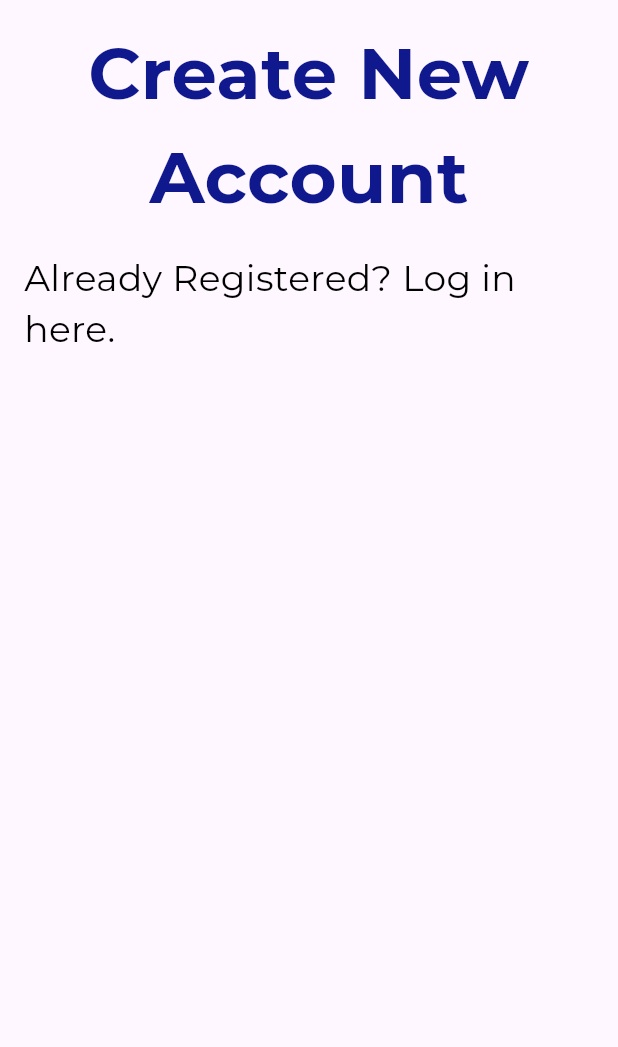
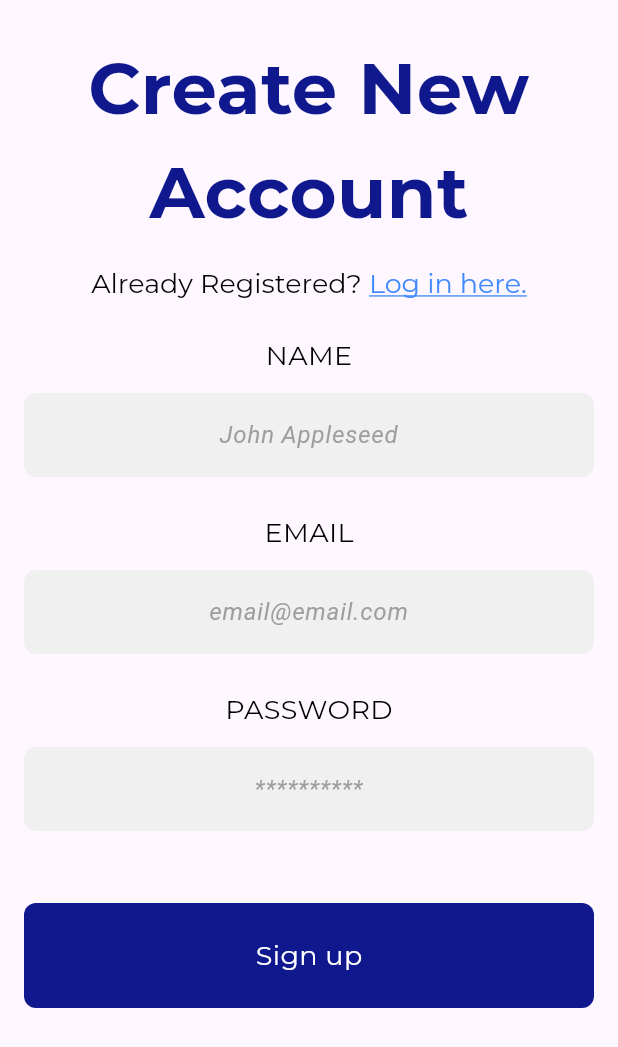
Before and after one commit to skeptickal/goal-tracking, a Flutter app: the screen it shows after launch, on a phone screen of 412 x 824 dp. Shown: the top 1047 px of the screen. Run offline on Flutter 3.47's test engine with Material 3 defaults, Android fonts, the phone set to English and light mode, and no system bars; drawn by our look-alikes of reactive_forms; our stand-ins replace google_fonts.

Commit message:
UI updates

```diff
--- /dev/null
+++ b/goal_tracking/lib/common/goals_form_field.dart
@@ -0,0 +1,61 @@
+import 'package:flutter/material.dart';
+import 'package:goal_tracking/common/goals_text.dart';
+import 'package:goal_tracking/theme/goals_theme.dart';
+import 'package:reactive_forms/reactive_forms.dart';
+
+class GoalsFormField extends StatelessWidget {
+  final String name;
+  final String? label;
+  final bool centerLabel;
+  final String? hintText;
+  final TextAlign textAlign;
+  final bool obscure;
+
+  const GoalsFormField({
+    super.key,
+    required this.name,
+    this.label,
+    this.centerLabel = true,
+    this.hintText,
+    this.textAlign = TextAlign.center,
+    this.obscure = false,
+  });
+
+  @override
+  Widget build(BuildContext context) {
+    return Column(
+      crossAxisAlignment: centerLabel ? CrossAxisAlignment.center : CrossAxisAlignment.start,
+      children: [
+        if (label != null)
+          GoalsText.bodyMedium(
+            text: label!,
+          ),
+        SizedBox(height: 12),
+        ReactiveTextField<String>(
+          obscureText: obscure,
+          formControlName: name,
+          textAlign: textAlign,
+          decoration: InputDecoration(
+            hintText: hintText,
+            hintStyle: TextStyle(
+              color: Colors.grey,
+              fontStyle: FontStyle.italic,
+            ),
+            filled: true,
+            fillColor: Color.fromARGB(255, 240, 240, 240),
+            enabledBorder: OutlineInputBorder(
+                borderRadius: BorderRadius.circular(8),
+                borderSide: BorderSide(
+                  width: 2.0,
+                  color: Colors.transparent,
+                )),
+            focusedBorder: OutlineInputBorder(
+              borderRadius: BorderRadius.circular(8),
+              borderSide: BorderSide(color: GoalsTheme.primary),
+            ),
+          ),
+        ),
+      ],
+    );
+  }
+}
--- a/goal_tracking/lib/common/goals_screen_wrapper.dart
+++ b/goal_tracking/lib/common/goals_screen_wrapper.dart
@@ -12,13 +12,13 @@ class GoalsScreenWrapper extends StatelessWidget {
   final bool fixedBottom;
   final RefreshCallback? onRefresh;
   final String? headerText;
-  final String? introText;
+  final dynamic introText;
 
   const GoalsScreenWrapper({
     super.key,
     this.title,
     this.hasAppBar = false,
-    this.contentPadding = const EdgeInsets.symmetric(horizontal: 16, vertical: 14),
+    this.contentPadding = const EdgeInsets.symmetric(horizontal: 16, vertical: 24),
     required this.builder,
     this.bottom,
     this.fixedBottom = false,
@@ -68,19 +68,20 @@ class GoalsScreenWrapper extends StatelessWidget {
                     ),
                   ),
                 ),
-              if (introText != null)
+              if (introText != null && introText is String)
                 Center(
                   child: Padding(
                     padding: EdgeInsets.only(bottom: 16),
-                    child: GoalsText.bodyLarge(text: introText!),
+                    child: GoalsText.bodyMedium(text: introText!),
                   ),
                 ),
+              if (introText != null && introText is Widget) introText,
               Builder(builder: builder),
             ],
           ),
         ),
       ),
-      if (bottom != null && fixedBottom)
+      if (bottom != null && !fixedBottom)
         SliverFillRemaining(
             fillOverscroll: true,
             hasScrollBody: false,
--- a/goal_tracking/lib/main.dart
+++ b/goal_tracking/lib/main.dart
@@ -1,5 +1,5 @@
 import 'package:flutter/material.dart';
-import 'package:goal_tracking/screens/sign_up_screen.dart';
+import 'package:goal_tracking/screens/sign_in_&_up/sign_up_screen.dart';
 
 void main() {
   runApp(const MaterialApp(
--- /dev/null
+++ b/goal_tracking/lib/screens/sign_in_&_up/sign_up_screen.dart
@@ -0,0 +1,113 @@
+import 'package:flutter/gestures.dart';
+import 'package:flutter/material.dart';
+import 'package:goal_tracking/common/goals_form_field.dart';
+import 'package:goal_tracking/common/goals_screen_wrapper.dart';
+import 'package:goal_tracking/common/goals_text.dart';
+import 'package:goal_tracking/theme/goals_theme.dart';
+import 'package:google_fonts/google_fonts.dart';
+import 'package:reactive_forms/reactive_forms.dart';
+
+class SignUpScreen extends StatelessWidget {
+  const SignUpScreen({super.key});
+
+  FormGroup buildForm() => fb.group(<String, Object>{
+        'name': FormControl<String>(),
+        'email': FormControl<String>(),
+        'password': FormControl<String>(),
+        'test': FormControl<String>(),
+      });
+
+  @override
+  Widget build(BuildContext context) {
+    return GoalsScreenWrapper(
+      headerText: 'Create New Account',
+      introText: _SignInIntroText(),
+      builder: (context) => Column(
+        mainAxisAlignment: MainAxisAlignment.center,
+        crossAxisAlignment: CrossAxisAlignment.center,
+        children: [
+          ReactiveFormBuilder(
+            form: buildForm,
+            builder: (context, form, child) {
+              return Column(
+                children: [
+                  SizedBox(height: 24),
+                  GoalsFormField(
+                    label: 'NAME',
+                    name: 'name',
+                    hintText: 'John Appleseed',
+                  ),
+                  SizedBox(height: 24),
+                  GoalsFormField(
+                    label: 'EMAIL',
+                    name: 'email',
+                    hintText: 'email@email.com',
+                  ),
+                  SizedBox(height: 24),
+                  GoalsFormField(
+                    obscure: true,
+                    label: 'PASSWORD',
+                    name: 'password',
+                    hintText: '**********',
+                  ),
+                  SizedBox(height: 48),
+                  _BottomButtonBar()
+                ],
+              );
+            },
+          )
+        ],
+      ),
+    );
+  }
+}
+
+class _SignInIntroText extends StatelessWidget {
+  const _SignInIntroText();
+
+  @override
+  Widget build(BuildContext context) {
+    return Center(
+      child: RichText(
+        text: TextSpan(
+          text: 'Already Registered? ',
+          style: GoogleFonts.montserrat(
+            fontSize: 18,
+            color: GoalsTheme.black,
+          ),
+          children: [
+            TextSpan(
+              text: 'Log in here.',
+              recognizer: TapGestureRecognizer()..onTap = () => print('Jackson hi'),
+              style: GoogleFonts.montserrat(fontSize: 18, color: Colors.blueAccent, decoration: TextDecoration.underline),
+            ),
+          ],
+        ),
+      ),
+    );
+  }
+}
+
+class _BottomButtonBar extends StatelessWidget {
+  const _BottomButtonBar();
+
+  @override
+  Widget build(BuildContext context) {
+    return GestureDetector(
+      onTap: () {},
+      child: Container(
+        decoration: BoxDecoration(
+          border: Border.all(color: Colors.transparent),
+          color: GoalsTheme.primary,
+          borderRadius: BorderRadius.circular(8),
+        ),
+        alignment: Alignment.center,
+        height: 70,
+        child: GoalsText.bodyMedium(
+          text: 'Sign up',
+          color: GoalsTheme.white,
+        ),
+      ),
+    );
+  }
+}
--- a/goal_tracking/lib/screens/sign_up_screen.dart
+++ /dev/null
@@ -1,18 +0,0 @@
-import 'package:flutter/material.dart';
-import 'package:goal_tracking/common/goals_screen_wrapper.dart';
-
-class SignUpScreen extends StatelessWidget {
-  const SignUpScreen({super.key});
-
-  @override
-  Widget build(BuildContext context) {
-    return GoalsScreenWrapper(
-        headerText: 'Create New Account',
-        introText: 'Already Registered? Log in here.',
-        builder: (context) => Column(
-              mainAxisAlignment: MainAxisAlignment.center,
-              crossAxisAlignment: CrossAxisAlignment.center,
-              children: [],
-            ));
-  }
-}
--- a/goal_tracking/pubspec.yaml
+++ b/goal_tracking/pubspec.yaml
@@ -18,6 +18,7 @@ dependencies:
   google_fonts: ^6.2.1
   pdf: ^3.10.4
   printing: ^5.12.0
+  reactive_forms: ^18.0.0
 
 dev_dependencies:
   flutter_test:
```
Also changed, not shown: goal_tracking/pubspec.lock.
